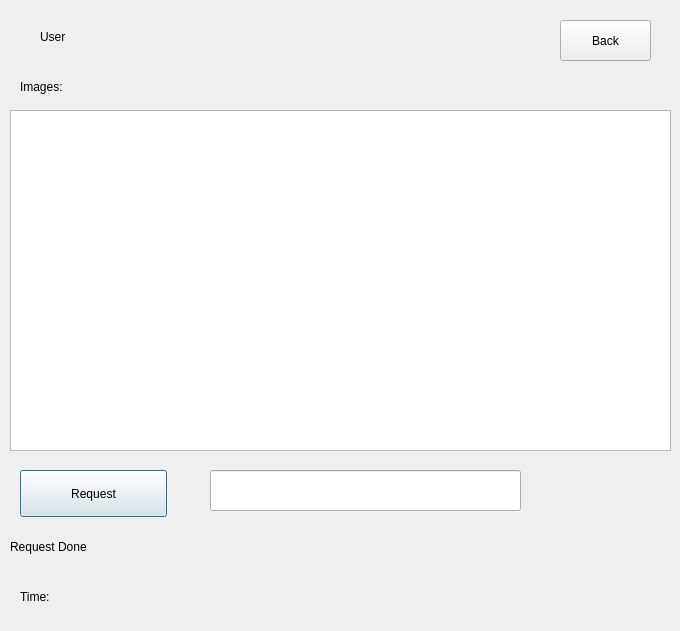
SammySamer/Distributed-System-Image-Sharing-Platform, file GUIFiles/allusers_images.ui: the form before one commit.
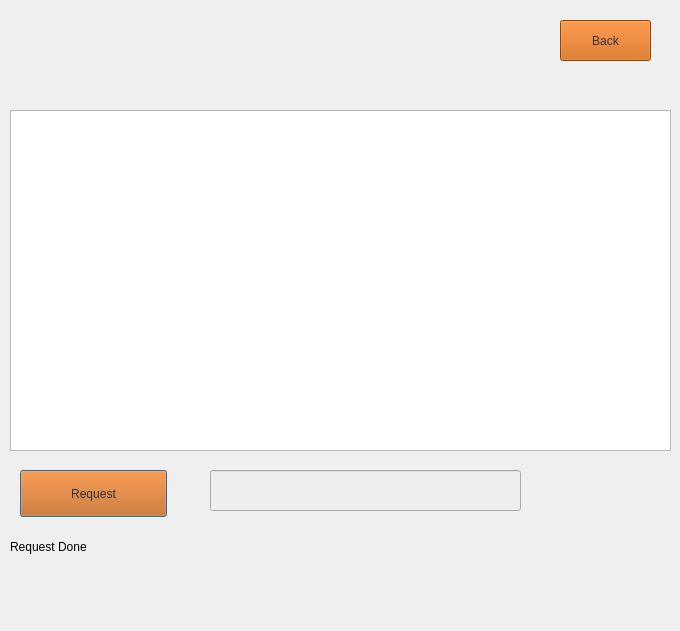
The form after the commit.

The edit to the form file:
```diff
--- a/GUIFiles/allusers_images.ui
+++ b/GUIFiles/allusers_images.ui
@@ -22,6 +22,13 @@
      <height>47</height>
     </rect>
    </property>
+   <property name="cursor">
+    <cursorShape>PointingHandCursor</cursorShape>
+   </property>
+   <property name="styleSheet">
+    <string notr="true">background-color: rgb(206, 92, 0);
+color: rgb(46, 52, 54);</string>
+   </property>
    <property name="text">
     <string>Request</string>
    </property>
@@ -48,6 +55,13 @@
      <height>41</height>
     </rect>
    </property>
+   <property name="cursor">
+    <cursorShape>PointingHandCursor</cursorShape>
+   </property>
+   <property name="styleSheet">
+    <string notr="true">background-color: rgb(206, 92, 0);
+color: rgb(46, 52, 54);</string>
+   </property>
    <property name="text">
     <string>Back</string>
    </property>
@@ -61,6 +75,9 @@
      <height>33</height>
     </rect>
    </property>
+   <property name="styleSheet">
+    <string notr="true">color: rgb(238, 238, 236);</string>
+   </property>
    <property name="text">
     <string>User</string>
    </property>
@@ -84,6 +101,9 @@
      <height>33</height>
     </rect>
    </property>
+   <property name="styleSheet">
+    <string notr="true">color: rgb(238, 238, 236);</string>
+   </property>
    <property name="text">
     <string>Images:</string>
    </property>
@@ -98,7 +118,8 @@
     </rect>
    </property>
    <property name="styleSheet">
-    <string notr="true">color: rgb(238, 238, 236)</string>
+    <string notr="true">background-color: rgb(238, 238, 236);
+color: rgb(46, 52, 54);</string>
    </property>
    <property name="text">
     <string/>
@@ -113,6 +134,9 @@
      <height>33</height>
     </rect>
    </property>
+   <property name="styleSheet">
+    <string notr="true">color: rgb(238, 238, 236);</string>
+   </property>
    <property name="text">
     <string>Time:</string>
    </property>
```
Left out of the diff: 3 changed lines with no effect on the pictures.
